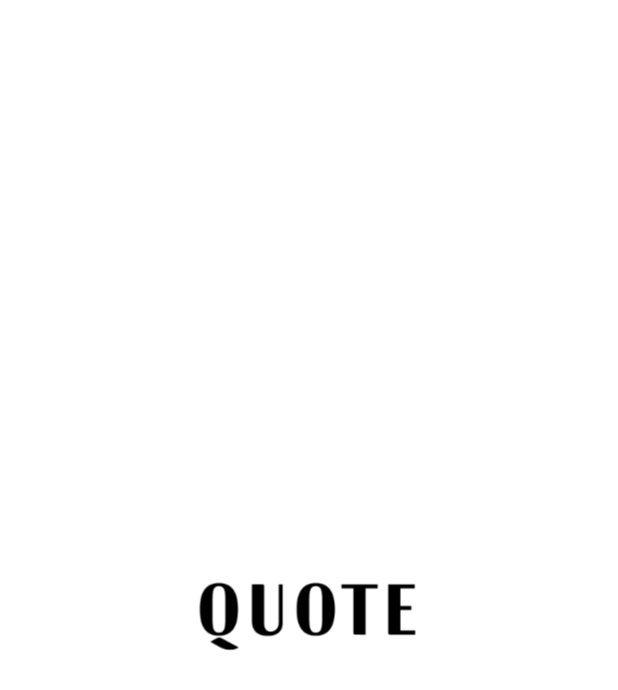
After one commit to OsamaAlmamri/flutter_clean_architecture, a Flutter app: the SplashScreen screen opened directly, on a phone screen of 412 x 824 dp. The commit adds this screen. Shown: the top 690 px of the screen. Run offline on Flutter 3.47's test engine with Material 2 defaults, Android fonts, the phone set to English and light mode, and no system bars; our stand-ins replace dartz, dio, equatable, flutter_bloc, flutter_spinkit, fluttertoast and 3 more; accounts and stored records are empty; network calls fail.

Commit message:
Splash Screen

```diff
--- a/lib/config/routes/app_routes.dart
+++ b/lib/config/routes/app_routes.dart
@@ -1,9 +1,11 @@
+import 'package:flutter/material.dart';
+import 'package:flutter_bloc/flutter_bloc.dart';
 import 'package:clean_architecture/core/utils/app_strings.dart';
 import 'package:clean_architecture/features/random_quote/presentation/cubit/random_quote_cubit.dart';
-import 'package:clean_architecture/features/random_quote/presentation/screens/quote_screen.dart';
-import 'package:flutter/material.dart';
-import 'package:flutter_bloc/flutter_bloc.dart';
+import '../../features/random_quote/presentation/screens/quote_screen.dart';
 import 'package:clean_architecture/injection_container.dart' as di;
+
+import '../../features/splash/presentation/screens/splash_screen.dart';
 
 class Routes {
   static const String initialRoute = '/';
@@ -15,14 +17,18 @@ class AppRoutes {
     switch (routeSettings.name) {
       case Routes.initialRoute:
         return MaterialPageRoute(builder: (context) {
+          return const SplashScreen();
+        });
+
+      case Routes.randomQuoteRoute:
+        return MaterialPageRoute(builder: ((context) {
           return BlocProvider(
             create: ((context) => di.sl<RandomQuoteCubit>()),
             child: const QuoteScreen(),
           );
-        });
-      default :
+        }));
+      default:
         return undefinedRoute();
-
     }
   }
 
--- /dev/null
+++ b/lib/features/splash/presentation/screens/splash_screen.dart
@@ -0,0 +1,44 @@
+import 'dart:async';
+
+import 'package:flutter/material.dart';
+import 'package:clean_architecture/config/routes/app_routes.dart';
+
+import '../../../../core/utils/assets_manager.dart';
+
+class SplashScreen extends StatefulWidget {
+  const SplashScreen({Key? key}) : super(key: key);
+
+  @override
+  State<SplashScreen> createState() => _SplashScreenState();
+}
+
+class _SplashScreenState extends State<SplashScreen> {
+  late Timer _timer;
+
+  _goNext() => Navigator.pushReplacementNamed(context, Routes.randomQuoteRoute);
+
+  _startDelay() {
+    _timer = Timer(const Duration(milliseconds: 2000), () => _goNext());
+  }
+
+  @override
+  void initState() {
+    super.initState();
+    _startDelay();
+  }
+
+  @override
+  void dispose() {
+    _timer.cancel();
+    super.dispose();
+  }
+
+  @override
+  Widget build(BuildContext context) {
+    return Scaffold(
+      body: Center(
+        child: Image.asset(ImgAssets.quote),
+      ),
+    );
+  }
+}
```
Also changed, not shown: assets/images/quote.png (added).
